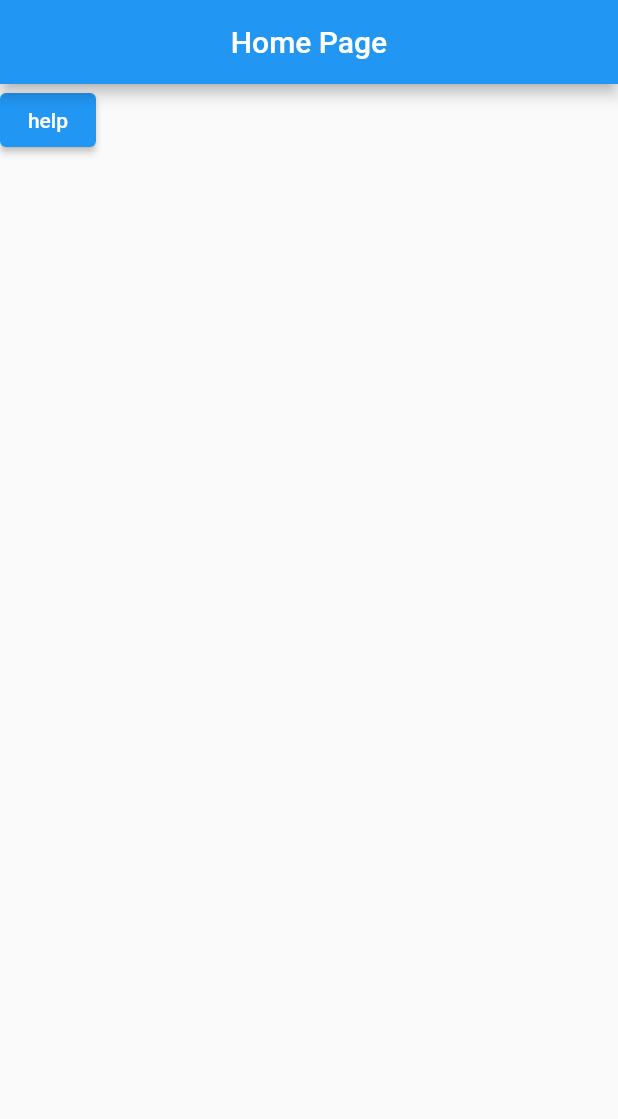
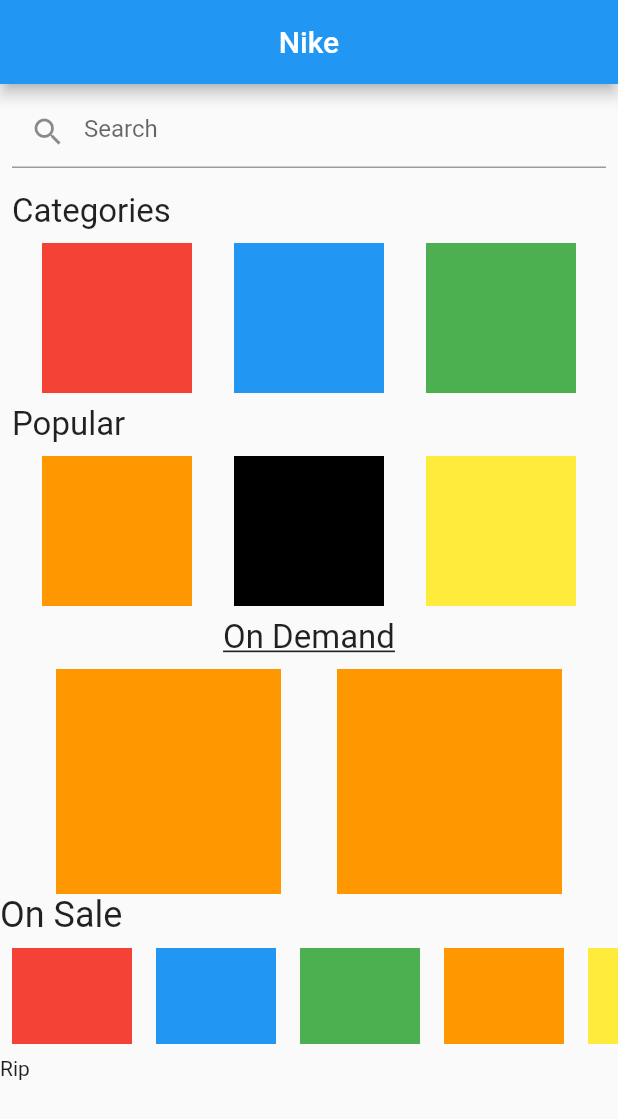
Before and after one commit to CoreyVM/FlutterSessionsSourceCode, a Flutter app: the screen it shows after launch, on a phone screen of 412 x 824 dp. Shown: the top 1119 px of the screen. Run offline on Flutter 3.47's test engine with Material 2 defaults, Android fonts, the phone set to English and light mode, and no system bars.

Commit message:
Added Column & Rows for basic layout of application

```diff
--- a/lib/main.dart
+++ b/lib/main.dart
@@ -1,22 +1,117 @@
-import "package:flutter/material.dart";
-import 'package:audioplayers/audioplayers.dart';
-
+import 'package:flutter/material.dart';
 
 void main() {
-  runApp(const MyApp()); //MyApp
+  runApp(const MyApp());
 }
 
 class MyApp extends StatelessWidget {
-  const MyApp({super.key});
+  const MyApp({Key? key}) : super(key: key);
 
   @override
   Widget build(BuildContext context) {
-    return MaterialApp(home:Scaffold(
-      appBar: AppBar(title: Text("Home Page"), centerTitle: true,),
-      body: ElevatedButton(onPressed: (){
-        AudioPlayer audio = AudioPlayer();
-        audio.play(UrlSource("lib/assets/audio/cat.mp3"));
-      },child: Text("help"),),
-    ));
+    return MaterialApp(
+      debugShowCheckedModeBanner: false,
+      home: Scaffold(
+        appBar: AppBar(
+          title: const Text("Nike"),
+          centerTitle: true,
+        ),
+        body: SingleChildScrollView(
+          child: Column(
+            crossAxisAlignment: CrossAxisAlignment.start,
+            children: [
+              // Search Bar
+              Padding(
+                padding: const EdgeInsets.all(8.0),
+                child: TextField(
+                  decoration: InputDecoration(
+                    prefixIcon: Icon(Icons.search),
+                    hintText: "Search",
+                  ),
+                ),
+              ),
+              // Categories
+              Padding(
+                padding: const EdgeInsets.all(8),
+                child: Text("Categories", style: TextStyle(fontSize: 22)),
+              ),
+              // Categories Row
+              Row(
+                mainAxisAlignment: MainAxisAlignment.spaceEvenly,
+                children: [
+                  Container(height: 100, width: 100, color: Colors.red),
+                  Container(height: 100, width: 100, color: Colors.blue),
+                  Container(height: 100, width: 100, color: Colors.green),
+                ],
+              ),
+              // Popular
+              Padding(
+                padding: const EdgeInsets.all(8.0),
+                child: Text("Popular", style: TextStyle(fontSize: 22)),
+              ),
+              // Popular Row
+              Row(
+                mainAxisAlignment: MainAxisAlignment.spaceEvenly,
+                children: [
+                  Container(height: 100, width: 100, color: Colors.orange),
+                  Container(height: 100, width: 100, color: Colors.black),
+                  Container(height: 100, width: 100, color: Colors.yellow),
+                ],
+              ),
+              // On Demand
+              Padding(
+                padding: const EdgeInsets.all(8.0),
+                child: Center(
+                  child: Text(
+                    "On Demand",
+                    style: TextStyle(fontSize: 22, decoration: TextDecoration.underline),
+                  ),
+                ),
+              ),
+              // On Demand Row
+              Row(
+                mainAxisAlignment: MainAxisAlignment.spaceEvenly,
+                children: [
+                  Container(height: 150, width: 150, color: Colors.orange),
+                  Container(height: 150, width: 150, color: Colors.orange),
+                ],
+              ),
+              Text("On Sale", style: TextStyle(fontSize: 24)),
+              Container(
+                height: 80,
+                child: ListView(
+                  shrinkWrap: true,
+                  scrollDirection: Axis.horizontal,
+                  children: <Widget>[
+                    Padding(
+                      padding: const EdgeInsets.all(8.0),
+                      child: Container(height: 80, width: 80, color: Colors.red),
+                    ),
+                    Padding(
+                      padding: const EdgeInsets.all(8.0),
+                      child: Container(height: 80, width: 80, color: Colors.blue),
+                    ),
+                    Padding(
+                      padding: const EdgeInsets.all(8.0),
+                      child: Container(height: 80, width: 80, color: Colors.green),
+                    ),
+                    Padding(
+                      padding: const EdgeInsets.all(8.0),
+                      child: Container(height: 80, width: 80, color: Colors.orange),
+                    ),
+                    Padding(
+                      padding: const EdgeInsets.all(8.0),
+                      child: Container(height: 80, width: 80, color: Colors.yellow),
+                    ),
+
+                  ],
+                ),
+              ),
+              Text("Rip"),
+            ],
+          ),
+        ),
+      ),
+    );
   }
 }
```
